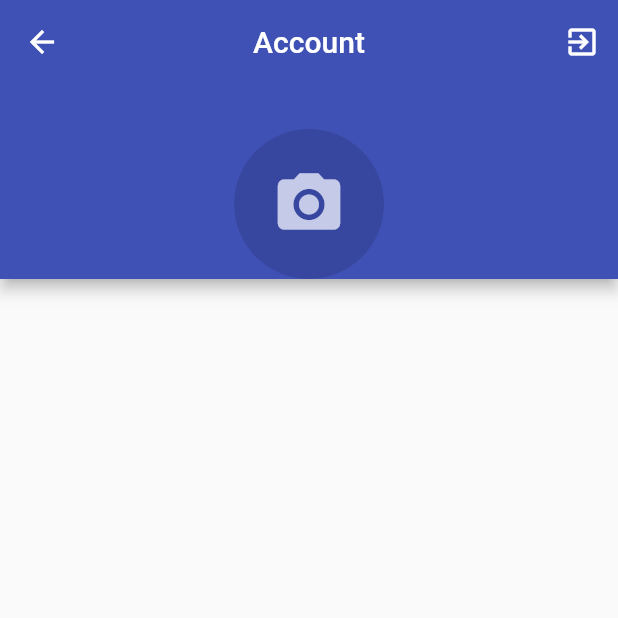
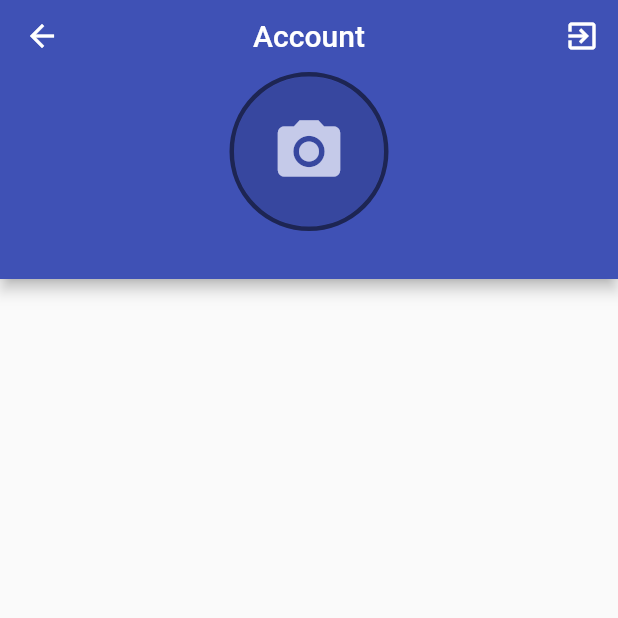
Before and after one commit to FlorianKogon/time_tracker_flutter_course, a Flutter app: the AccountPage screen opened directly, on a phone screen of 412 x 824 dp, the top half of it. Run offline on Flutter 3.47's test engine with Material 2 defaults, Android fonts, the phone set to English and light mode, and no system bars; our stand-ins replace cloud_firestore, firebase_auth, firebase_core, google_sign_in, rxdart; missing offline and left inert: flutter_login_facebook; accounts and stored records are empty.

Commit message:
improve ui of account page

```diff
--- a/lib/app/home/account/account_page.dart
+++ b/lib/app/home/account/account_page.dart
@@ -6,7 +6,6 @@ import 'package:time_tracker_flutter_course/common_widgets/show_alert_dialog.dar
 import 'package:time_tracker_flutter_course/services/auth.dart';
 
 class AccountPage extends StatelessWidget {
-
   Future<void> _signOut(BuildContext context) async {
     try {
       final authBase = Provider.of<AuthBase>(
@@ -30,11 +29,27 @@ class AccountPage extends StatelessWidget {
     if (didRequestSignOut == true) _signOut(context);
   }
 
-
   Widget _buildUserInfo(User currentUser) {
-    return Avatar(
-      photoUrl: currentUser.photoURL,
-      radius: 50,
+    return Column(
+      children: [
+        Avatar(
+          photoUrl: currentUser.photoURL,
+          radius: 50,
+        ),
+        SizedBox(
+          height: 8.0,
+        ),
+        if (currentUser.displayName != null)
+          Text(
+            currentUser.displayName,
+            style: TextStyle(
+              color: Colors.white,
+            ),
+          ),
+        SizedBox(
+          height: 8.0,
+        ),
+      ],
     );
   }
 
--- a/lib/common_widgets/avatar.dart
+++ b/lib/common_widgets/avatar.dart
@@ -7,7 +7,15 @@ class Avatar extends StatelessWidget {
 
   @override
   Widget build(BuildContext context) {
-    return CircleAvatar(
+    return Container(
+      decoration: BoxDecoration(
+        shape: BoxShape.circle,
+        border: Border.all(
+          color: Colors.black54,
+          width: 3.0,
+        ),
+      ),
+      child: CircleAvatar(
         radius: radius,
         backgroundColor: Colors.black12,
         backgroundImage: photoUrl != null ? NetworkImage(photoUrl) : null,
@@ -17,6 +25,7 @@ class Avatar extends StatelessWidget {
                 size: radius,
               )
             : null,
+      ),
     );
   }
 }
```
Lines whose indentation alone changed are shown as unchanged.
